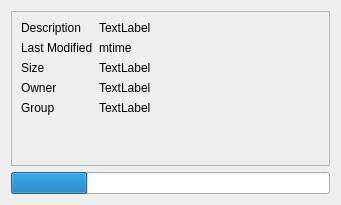
First picture: the form in ui/repo-detail-dialog.ui, repository haiwen/seafile-client, before the edit.
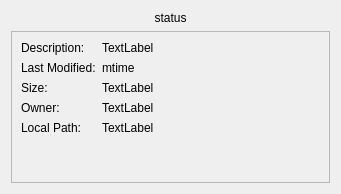
Second picture: the form after the edit.

Commit message: Improve repo detail dialog

```diff
--- a/ui/repo-detail-dialog.ui
+++ b/ui/repo-detail-dialog.ui
@@ -7,15 +7,49 @@
     <x>0</x>
     <y>0</y>
     <width>341</width>
-    <height>205</height>
+    <height>194</height>
    </rect>
   </property>
+  <property name="sizePolicy">
+   <sizepolicy hsizetype="Preferred" vsizetype="Expanding">
+    <horstretch>0</horstretch>
+    <verstretch>0</verstretch>
+   </sizepolicy>
+  </property>
   <property name="windowTitle">
    <string>Dialog</string>
   </property>
   <layout class="QVBoxLayout" name="verticalLayout">
+   <item>
+    <widget class="QLabel" name="mStatusLabel">
+     <property name="enabled">
+      <bool>true</bool>
+     </property>
+     <property name="sizePolicy">
+      <sizepolicy hsizetype="Preferred" vsizetype="Preferred">
+       <horstretch>0</horstretch>
+       <verstretch>0</verstretch>
+      </sizepolicy>
+     </property>
+     <property name="layoutDirection">
+      <enum>Qt::LeftToRight</enum>
+     </property>
+     <property name="text">
+      <string>status</string>
+     </property>
+     <property name="alignment">
+      <set>Qt::AlignCenter</set>
+     </property>
+    </widget>
+   </item>
    <item>
     <widget class="QFrame" name="frame">
+     <property name="sizePolicy">
+      <sizepolicy hsizetype="Preferred" vsizetype="Expanding">
+       <horstretch>0</horstretch>
+       <verstretch>0</verstretch>
+      </sizepolicy>
+     </property>
      <property name="frameShape">
       <enum>QFrame::StyledPanel</enum>
      </property>
@@ -29,7 +63,7 @@
       <item row="0" column="0">
        <widget class="QLabel" name="label_2">
         <property name="text">
-         <string>Description</string>
+         <string>Description:</string>
         </property>
        </widget>
       </item>
@@ -43,7 +77,7 @@
       <item row="1" column="0">
        <widget class="QLabel" name="label_3">
         <property name="text">
-         <string>Last Modified</string>
+         <string>Last Modified:</string>
         </property>
        </widget>
       </item>
@@ -57,7 +91,7 @@
       <item row="2" column="0">
        <widget class="QLabel" name="label">
         <property name="text">
-         <string>Size</string>
+         <string>Size:</string>
         </property>
        </widget>
       </item>
@@ -71,7 +105,7 @@
       <item row="3" column="0">
        <widget class="QLabel" name="label_6">
         <property name="text">
-         <string>Owner</string>
+         <string>Owner:</string>
         </property>
        </widget>
       </item>
@@ -85,7 +119,7 @@
       <item row="4" column="0">
        <widget class="QLabel" name="groupLabel">
         <property name="text">
-         <string>Group</string>
+         <string>Local Path:</string>
         </property>
        </widget>
       </item>
@@ -99,16 +133,6 @@
      </layout>
     </widget>
    </item>
-   <item>
-    <widget class="QProgressBar" name="progressBar">
-     <property name="value">
-      <number>24</number>
-     </property>
-     <property name="textVisible">
-      <bool>false</bool>
-     </property>
-    </widget>
-   </item>
   </layout>
  </widget>
  <resources/>
```
Left out of the diff: 4 changed lines with no effect on the pictures. The commit also changes 4 other files.
